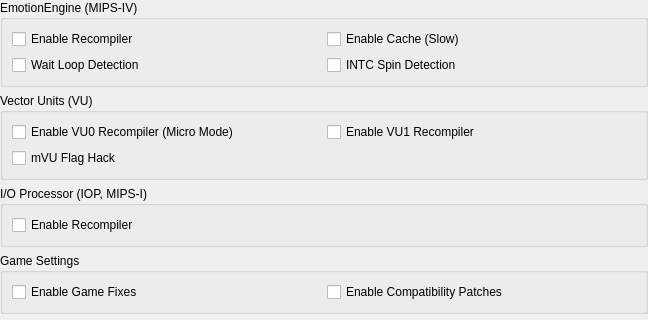
Before: the Qt Designer form pcsx2-qt/Settings/AdvancedSystemSettingsWidget.ui in PCSX2/pcsx2, drawn with Qt 5; both pictures show x 0 to 648 and y 0 to 320 of the 648 by 481 pixel window.
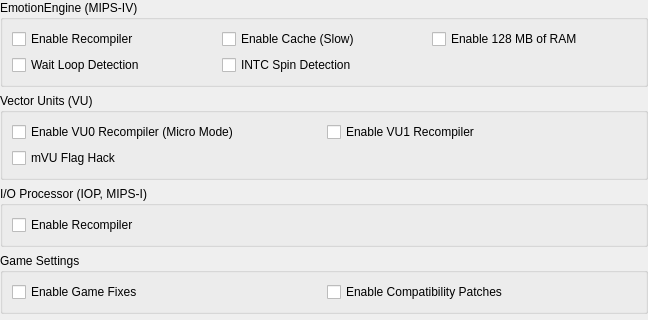
After: the same form once the commit is applied.

Commit message: added toggle to qt version

```diff
--- a/pcsx2-qt/Settings/AdvancedSystemSettingsWidget.ui
+++ b/pcsx2-qt/Settings/AdvancedSystemSettingsWidget.ui
@@ -53,6 +53,13 @@
         </property>
        </widget>
       </item>
+      <item row="0" column="2">
+       <widget class="QCheckBox" name="ee128mbram">
+        <property name="text">
+         <string>Enable 128 MB of RAM</string>
+        </property>
+       </widget>
+      </item>
       <item row="2" column="1">
        <widget class="QCheckBox" name="eeINTCSpinDetection">
         <property name="text">
```
The commit also changes 1 other file.
